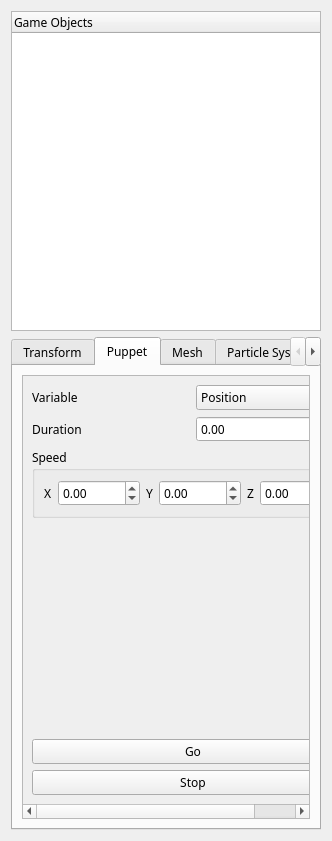
kevinmore/Project-Nebula, file Source/UI/HierarchyWidget.ui: the form before one commit.
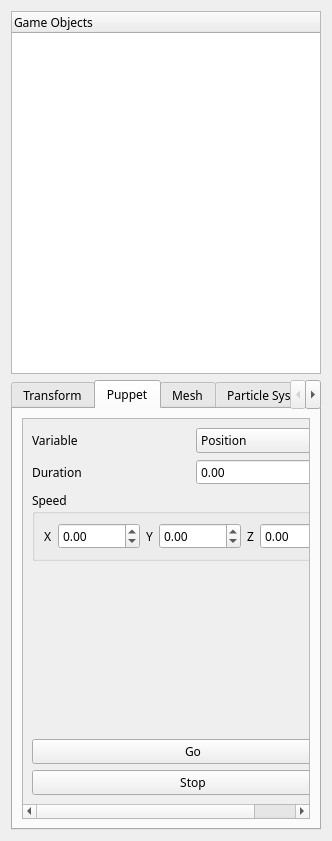
The form after the commit. The open tabs and pages were chosen to show the change. Icons and pictures are not drawn.

Diff of the .ui file:
```diff
--- a/Source/UI/HierarchyWidget.ui
+++ b/Source/UI/HierarchyWidget.ui
@@ -49,7 +49,7 @@
       <bool>true</bool>
      </property>
      <property name="sizePolicy">
-      <sizepolicy hsizetype="Minimum" vsizetype="Preferred">
+      <sizepolicy hsizetype="Minimum" vsizetype="Fixed">
        <horstretch>0</horstretch>
        <verstretch>0</verstretch>
       </sizepolicy>
@@ -57,7 +57,13 @@
      <property name="minimumSize">
       <size>
        <width>220</width>
-       <height>0</height>
+       <height>450</height>
+      </size>
+     </property>
+     <property name="maximumSize">
+      <size>
+       <width>16777215</width>
+       <height>450</height>
       </size>
      </property>
      <property name="tabShape">
@@ -604,7 +610,7 @@
             <x>0</x>
             <y>0</y>
             <width>336</width>
-            <height>411</height>
+            <height>433</height>
            </rect>
           </property>
           <layout class="QVBoxLayout" name="verticalLayout_3">
```
Left out of the diff: 4 changed lines with no effect on the pictures.
